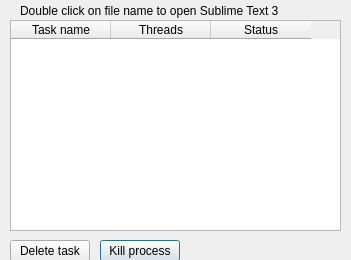
Above: infodialog.ui from DulovDmitry/OrcaLauncher before the change. Below: the same form after it.
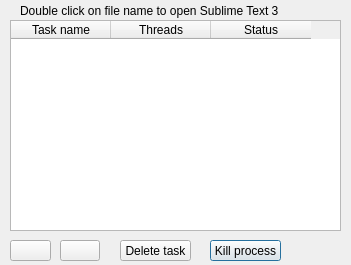
That is the form after the change.

The edit to the form file:
```diff
--- a/infodialog.ui
+++ b/infodialog.ui
@@ -7,9 +7,15 @@
     <x>0</x>
     <y>0</y>
     <width>351</width>
-    <height>260</height>
+    <height>265</height>
    </rect>
   </property>
+  <property name="sizePolicy">
+   <sizepolicy hsizetype="Preferred" vsizetype="Preferred">
+    <horstretch>0</horstretch>
+    <verstretch>0</verstretch>
+   </sizepolicy>
+  </property>
   <property name="minimumSize">
    <size>
     <width>351</width>
@@ -75,9 +81,9 @@
   <widget class="QPushButton" name="pushButton">
    <property name="geometry">
     <rect>
-     <x>100</x>
+     <x>210</x>
      <y>240</y>
-     <width>80</width>
+     <width>71</width>
      <height>21</height>
     </rect>
    </property>
@@ -88,9 +94,9 @@
   <widget class="QPushButton" name="pushButton_2">
    <property name="geometry">
     <rect>
-     <x>10</x>
+     <x>120</x>
      <y>240</y>
-     <width>80</width>
+     <width>71</width>
      <height>21</height>
     </rect>
    </property>
@@ -98,6 +104,56 @@
     <string>Delete task</string>
    </property>
   </widget>
+  <widget class="QPushButton" name="moveUpButton">
+   <property name="geometry">
+    <rect>
+     <x>60</x>
+     <y>240</y>
+     <width>40</width>
+     <height>21</height>
+    </rect>
+   </property>
+   <property name="sizePolicy">
+    <sizepolicy hsizetype="Fixed" vsizetype="Fixed">
+     <horstretch>0</horstretch>
+     <verstretch>0</verstretch>
+    </sizepolicy>
+   </property>
+   <property name="maximumSize">
+    <size>
+     <width>40</width>
+     <height>16777215</height>
+    </size>
+   </property>
+   <property name="text">
+    <string/>
+   </property>
+  </widget>
+  <widget class="QPushButton" name="moveDownButton">
+   <property name="geometry">
+    <rect>
+     <x>10</x>
+     <y>240</y>
+     <width>41</width>
+     <height>21</height>
+    </rect>
+   </property>
+   <property name="sizePolicy">
+    <sizepolicy hsizetype="Fixed" vsizetype="Fixed">
+     <horstretch>0</horstretch>
+     <verstretch>0</verstretch>
+    </sizepolicy>
+   </property>
+   <property name="maximumSize">
+    <size>
+     <width>41</width>
+     <height>16777215</height>
+    </size>
+   </property>
+   <property name="text">
+    <string/>
+   </property>
+  </widget>
  </widget>
  <resources/>
  <connections/>
```
Left out of the diff: 6 changed lines with no effect on the pictures.
